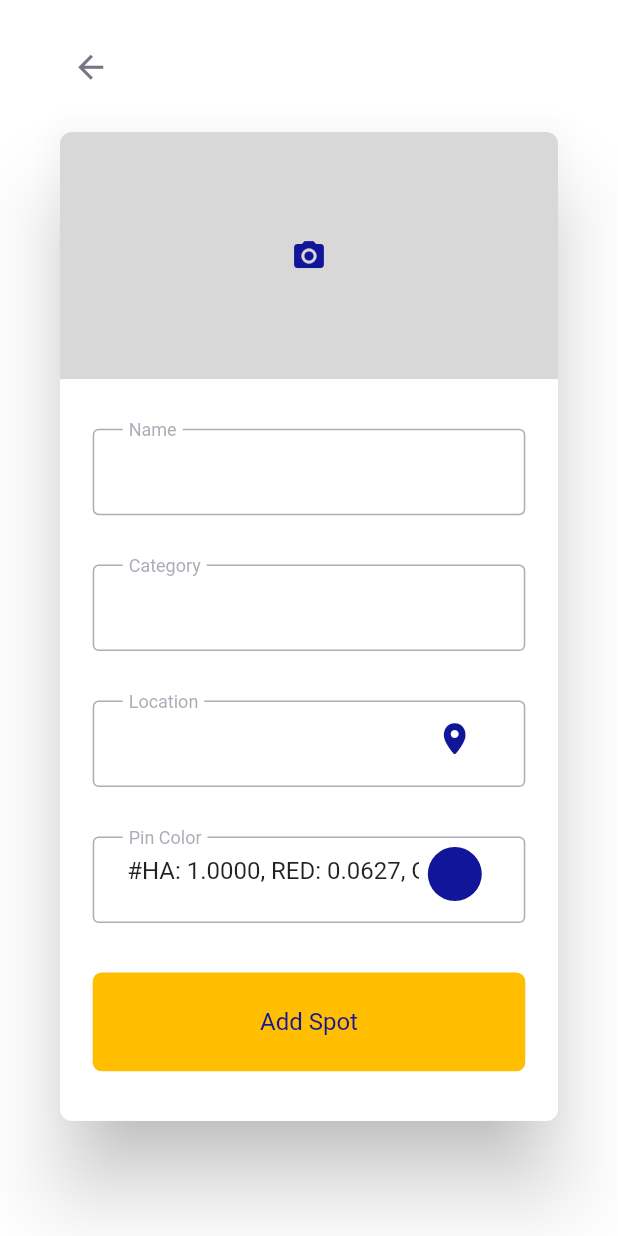
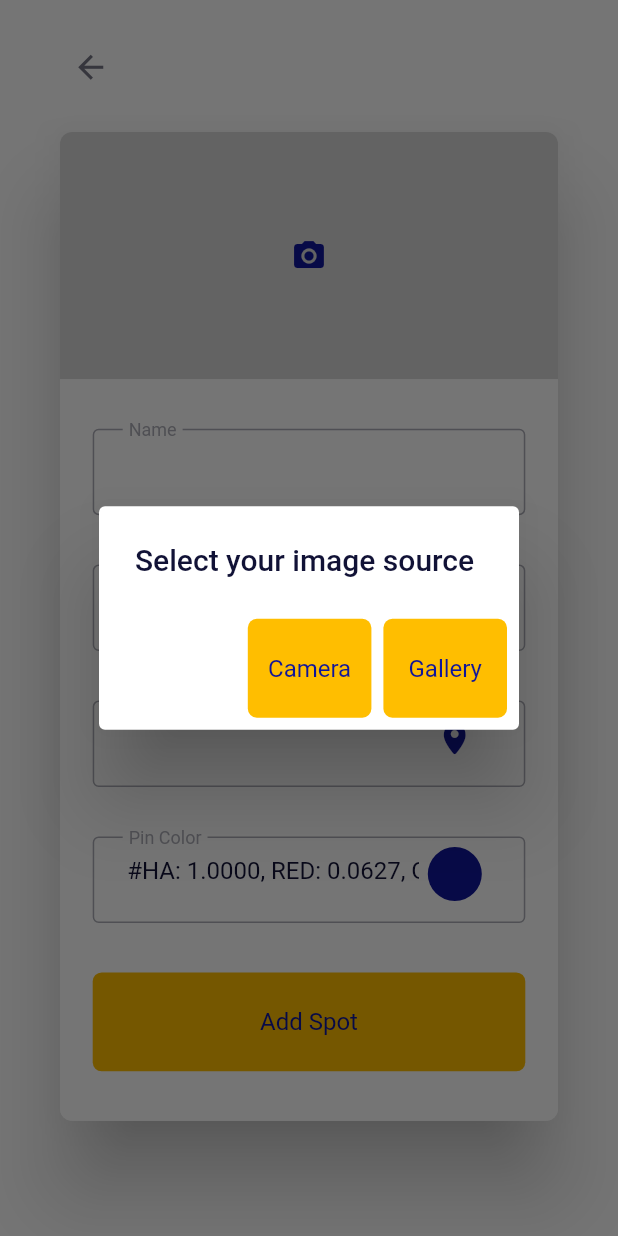
Before and after one commit to thassio-vinicius/snowman_challenge, a Flutter app: the NewSpotModal screen opened directly, after a tap on the "camera alt" icon, on a phone screen of 412 x 824 dp. Run offline on Flutter 3.47's test engine with Material 2 defaults, Android fonts, the phone set to English and light mode, and no system bars; our stand-ins replace cloud_firestore, flutter_colorpicker, geolocator, google_maps_flutter, image_picker; accounts and stored records are empty; Roboto replaces fonts that are missing (Nunito Bold, Nunito ExtraBold).

```diff
--- a/lib/features/add_marker/components/addmarker_button.dart
+++ b/lib/features/add_marker/components/custom_button.dart
@@ -2,18 +2,26 @@ import 'package:flutter/material.dart';
 import 'package:snowmanchallenge/utils/custom_fonts.dart';
 import 'package:snowmanchallenge/utils/hexcolor.dart';
 
-class NewMarkerButton extends StatelessWidget {
-  const NewMarkerButton({@required this.onTap});
+class CustomButton extends StatelessWidget {
+  const CustomButton({
+    @required this.onTap,
+    @required this.label,
+    @required this.percentageWidth,
+    this.percentageHeight = 0.08,
+  });
 
   final VoidCallback onTap;
+  final double percentageHeight;
+  final double percentageWidth;
+  final String label;
 
   @override
   Widget build(BuildContext context) {
     return InkWell(
       onTap: onTap,
       child: Container(
-        width: MediaQuery.of(context).size.width * 0.70,
-        height: MediaQuery.of(context).size.height * 0.08,
+        width: MediaQuery.of(context).size.width * percentageWidth,
+        height: MediaQuery.of(context).size.height * percentageHeight,
         decoration: BoxDecoration(
           color: HexColor('#FFBE00'),
           borderRadius: BorderRadius.all(
@@ -24,7 +32,7 @@ class NewMarkerButton extends StatelessWidget {
           child: Padding(
             padding: EdgeInsets.all(8),
             child: Text(
-              'Add Spot',
+              label,
               style: TextStyle(
                 fontFamily: CustomFonts.nunitoExtraBold,
                 color: HexColor('#10159A'),
--- /dev/null
+++ b/lib/features/add_marker/components/custom_camera.dart
@@ -0,0 +1,63 @@
+import 'dart:io';
+
+import 'package:flutter/material.dart';
+import 'package:image_picker/image_picker.dart';
+import 'package:provider/provider.dart';
+import 'package:snowmanchallenge/features/add_marker/components/custom_button.dart';
+import 'package:snowmanchallenge/providers/imagepicker_provider.dart';
+import 'package:snowmanchallenge/utils/custom_fonts.dart';
+import 'package:snowmanchallenge/utils/hexcolor.dart';
+
+class CustomCamera extends StatefulWidget {
+  @override
+  _CustomCameraState createState() => _CustomCameraState();
+}
+
+class _CustomCameraState extends State<CustomCamera> {
+  _setCurrentImage() async {
+    ImageSource source =
+        Provider.of<ImagePickerProvider>(context, listen: false).imageSource;
+
+    File image = await ImagePicker.pickImage(source: source);
+
+    Provider.of<ImagePickerProvider>(context, listen: false).setImage(image);
+  }
+
+  @override
+  Widget build(BuildContext context) {
+    return AlertDialog(
+      title: Text(
+        'Select your image source',
+        style: TextStyle(
+          fontFamily: CustomFonts.nunitoBold,
+          fontSize: 20,
+          color: HexColor('#111236'),
+        ),
+      ),
+      actions: <Widget>[
+        CustomButton(
+            onTap: () async {
+              Provider.of<ImagePickerProvider>(context, listen: false)
+                  .setImageSource(ImageSource.camera);
+
+              await _setCurrentImage();
+
+              Navigator.pop(context);
+            },
+            label: 'Camera',
+            percentageWidth: 0.20),
+        CustomButton(
+            onTap: () async {
+              Provider.of<ImagePickerProvider>(context, listen: false)
+                  .setImageSource(ImageSource.gallery);
+
+              await _setCurrentImage();
+
+              Navigator.pop(context);
+            },
+            label: 'Gallery',
+            percentageWidth: 0.20),
+      ],
+    );
+  }
+}
--- a/lib/features/add_marker/components/custom_marker_textbox.dart
+++ b/lib/features/add_marker/components/custom_marker_textbox.dart
@@ -2,6 +2,7 @@ import 'package:flutter/cupertino.dart';
 import 'package:flutter/material.dart';
 import 'package:provider/provider.dart';
 import 'package:snowmanchallenge/providers/pincolor_provider.dart';
+import 'package:snowmanchallenge/utils/custom_fonts.dart';
 import 'package:snowmanchallenge/utils/hexcolor.dart';
 
 class CustomMarkerTextBox extends StatelessWidget {
@@ -46,6 +47,11 @@ class CustomMarkerTextBox extends StatelessWidget {
                         builder: (context, provider, child) => TextField(
                           controller: controller,
                           cursorColor: Colors.black,
+                          style: TextStyle(
+                            fontFamily: CustomFonts.nunitoRegular,
+                            fontSize: 16,
+                            color: HexColor('#111236'),
+                          ),
                           readOnly: isColorPicker,
                           onTap: isColorPicker ? onColorBoxTap : null,
                           onSubmitted: isLocationTextBox
@@ -65,8 +71,10 @@ class CustomMarkerTextBox extends StatelessWidget {
                                             color: provider.currentColor),
                                         width: 5,
                                         height: 5,
-                                        margin:
-                                            EdgeInsets.only(top: 6, bottom: 6),
+                                        margin: EdgeInsets.only(
+                                          top: 6,
+                                          bottom: 6,
+                                        ),
                                       )
                                     : null,
                           ),
--- a/lib/features/add_marker/newspot_modal.dart
+++ b/lib/features/add_marker/newspot_modal.dart
@@ -3,12 +3,15 @@ import 'package:flutter/material.dart';
 import 'package:geolocator/geolocator.dart';
 import 'package:google_maps_flutter/google_maps_flutter.dart';
 import 'package:provider/provider.dart';
-import 'package:snowmanchallenge/features/add_marker/components/addmarker_button.dart';
 import 'package:snowmanchallenge/features/add_marker/components/custom_backbutton.dart';
+import 'package:snowmanchallenge/features/add_marker/components/custom_button.dart';
+import 'package:snowmanchallenge/features/add_marker/components/custom_camera.dart';
 import 'package:snowmanchallenge/features/add_marker/components/custom_colorpicker.dart';
 import 'package:snowmanchallenge/features/add_marker/components/custom_marker_textbox.dart';
 import 'package:snowmanchallenge/marker_modal.dart';
 import 'package:snowmanchallenge/models/tourist_spot.dart';
+import 'package:snowmanchallenge/providers/firestore_provider.dart';
+import 'package:snowmanchallenge/providers/imagepicker_provider.dart';
 import 'package:snowmanchallenge/providers/markers_provider.dart';
 import 'package:snowmanchallenge/providers/pincolor_provider.dart';
 import 'package:snowmanchallenge/utils/hexcolor.dart';
@@ -27,6 +30,7 @@ class _NewSpotModalState extends State<NewSpotModal> {
   TextEditingController _nameController = TextEditingController();
   TextEditingController _locationController = TextEditingController();
   TextEditingController _pinController;
+  //Firestore _db = Firestore.instance;
 
   @override
   void didChangeDependencies() {
@@ -69,13 +73,25 @@ class _NewSpotModalState extends State<NewSpotModal> {
                   ),
                   width: MediaQuery.of(context).size.width * 0.90,
                   height: MediaQuery.of(context).size.height * 0.20,
-                  child: Center(
-                      child: IconButton(
+                  child: Consumer<ImagePickerProvider>(
+                      builder: (context, provider, child) {
+                    if (provider.image == null) {
+                      return Center(
+                        child: IconButton(
                           icon: Icon(
                             Icons.camera_alt,
                             color: HexColor('#10159A'),
                           ),
-                          onPressed: () {})),
+                          onPressed: () async => await showDialog(
+                            context: context,
+                            builder: (context) => CustomCamera(),
+                          ),
+                        ),
+                      );
+                    } else {
+                      return Image(image: FileImage(provider.image));
+                    }
+                  }),
                 ),
                 content: Container(
                   decoration: BoxDecoration(
@@ -106,7 +122,11 @@ class _NewSpotModalState extends State<NewSpotModal> {
                         onColorBoxTap: () => _colorPicker(),
                         isColorPicker: true,
                       ),
-                      NewMarkerButton(onTap: () => _addMarker())
+                      CustomButton(
+                        onTap: () => _addMarker(),
+                        percentageWidth: 0.70,
+                        label: 'Add Spot',
+                      )
                     ],
                   ),
                 ),
@@ -150,15 +170,17 @@ class _NewSpotModalState extends State<NewSpotModal> {
     LatLng latLng = LatLng(
         position.first.position.latitude, position.first.position.longitude);
 
+    //Marker marker;
+
     TouristSpot newSpot = TouristSpot(
       title: _nameController.text,
       location: _locationController.text,
+      //associatedMarker: Marker(),
       rating: 0,
       isFavorite: false,
-      mainPicture: '',
+      //mainPicture: Provider.of<ImagePickerProvider>(context, listen: false).image.path,
       category: _categoriesController.text,
-      pinColor:
-          Provider.of<PinColorProvider>(context, listen: false).currentColor,
+      //pinColor: Provider.of<PinColorProvider>(context, listen: false).currentColor,
     );
 
     Marker marker = Marker(
@@ -175,6 +197,9 @@ class _NewSpotModalState extends State<NewSpotModal> {
       ),
     );
 
+    //Provider.of<FireStoreProvider>(context, listen: false).addSpot(newSpot.copyWith(associatedMarker: marker).toJson());
+    Provider.of<FireStoreProvider>(context, listen: false).addMarker(marker);
+
     Provider.of<MarkersProvider>(context, listen: false).addNewMarker(marker);
 
     Navigator.pop(context);
--- a/lib/main.dart
+++ b/lib/main.dart
@@ -1,18 +1,22 @@
 import 'package:flutter/material.dart';
 import 'package:provider/provider.dart';
 import 'package:snowmanchallenge/models/tab.dart';
+import 'package:snowmanchallenge/providers/firestore_provider.dart';
+import 'package:snowmanchallenge/providers/imagepicker_provider.dart';
+import 'package:snowmanchallenge/providers/markers_provider.dart';
 import 'package:snowmanchallenge/providers/pincolor_provider.dart';
 import 'package:snowmanchallenge/tabs/account_tab.dart';
 import 'package:snowmanchallenge/tabs/favorites_tab.dart';
 import 'package:snowmanchallenge/tabs/map_tab.dart';
 import 'package:snowmanchallenge/utils/hexcolor.dart';
-import 'package:snowmanchallenge/providers/markers_provider.dart';
 
 void main() {
   runApp(MultiProvider(
     providers: [
       ChangeNotifierProvider(create: (_) => MarkersProvider()),
       ChangeNotifierProvider(create: (_) => PinColorProvider()),
+      ChangeNotifierProvider(create: (_) => ImagePickerProvider()),
+      ChangeNotifierProvider(create: (_) => FireStoreProvider()),
     ],
     child: MaterialApp(
       home: Home(),
--- /dev/null
+++ b/lib/models/comment.dart
@@ -0,0 +1,22 @@
+import 'package:flutter/material.dart';
+
+class Comment {
+  const Comment({@required this.comment, @required this.rating});
+
+  final String comment;
+  final double rating;
+
+  Comment copyWith({String comment, double rating}) => Comment(
+        comment: comment ?? this.comment,
+        rating: rating ?? this.rating,
+      );
+
+  Comment.fromJson(Map<String, dynamic> json)
+      : comment = json['comment'],
+        rating = json['rating'];
+
+  Map<String, dynamic> toJson() => {
+        'comment': comment,
+        'rating': rating,
+      };
+}
--- a/lib/models/tourist_spot.dart
+++ b/lib/models/tourist_spot.dart
@@ -1,9 +1,14 @@
 import 'package:flutter/material.dart';
+import 'package:google_maps_flutter/google_maps_flutter.dart';
+import 'package:snowmanchallenge/models/comment.dart';
 
 class TouristSpot {
   const TouristSpot({
     @required this.title,
     @required this.location,
+    this.associatedMarker,
+    this.description,
+    this.comments,
     this.category,
     this.pinColor,
     this.rating,
@@ -15,6 +20,9 @@ class TouristSpot {
   final String location;
   final String mainPicture;
   final String category;
+  final String description;
+  final List<Comment> comments;
+  final Marker associatedMarker;
   final Color pinColor;
   final double rating;
   final bool isFavorite;
@@ -24,6 +32,9 @@ class TouristSpot {
     String location,
     String mainPicture,
     String category,
+    String description,
+    Marker associatedMarker,
+    List<Comment> comments,
     Color pinColor,
     double rating,
     bool isFavorite,
@@ -32,10 +43,47 @@ class TouristSpot {
       title: title ?? this.title,
       location: location ?? this.location,
       mainPicture: mainPicture ?? this.mainPicture,
+      description: description ?? this.description,
+      comments: comments ?? this.comments,
+      associatedMarker: associatedMarker ?? this.associatedMarker,
       category: category ?? this.category,
       pinColor: pinColor ?? this.pinColor,
       rating: rating ?? this.rating,
       isFavorite: isFavorite ?? this.isFavorite,
     );
   }
+
+  factory TouristSpot.fromJson(Map<String, dynamic> json) {
+    List<Comment> commentList = [];
+
+    if (json['comments'] != null) {
+      var list = json['comments'] as List;
+      commentList = list.map((e) => Comment.fromJson(e)).toList();
+    }
+
+    return TouristSpot(
+      title: json['title'],
+      location: json['location'],
+      associatedMarker: json['associatedMarker'],
+      comments: commentList,
+      category: json['category'],
+      pinColor: json['pinColor'],
+      rating: json['rating'],
+      mainPicture: json['mainPicture'],
+      isFavorite: json['isFavorite'],
+    );
+  }
+
+  Map<String, dynamic> toJson() => {
+        'title': this.title,
+        'location': this.location,
+        'category': this.category,
+        'associatedMarker': this.associatedMarker,
+        'comments': this.comments,
+        'description': this.description,
+        'pinColor': this.pinColor,
+        'rating': this.rating,
+        'mainPicture': this.mainPicture,
+        'isFavorite': this.isFavorite,
+      };
 }
--- /dev/null
+++ b/lib/providers/firestore_provider.dart
@@ -0,0 +1,30 @@
+import 'package:cloud_firestore/cloud_firestore.dart';
+import 'package:flutter/cupertino.dart';
+import 'package:google_maps_flutter/google_maps_flutter.dart';
+
+class FireStoreProvider extends ChangeNotifier {
+  Firestore _database = Firestore.instance;
+  Map<String, dynamic> _markers = <String, dynamic>{};
+
+  Map<String, dynamic> get markers => _markers;
+  Firestore get database => _database;
+
+  void addSpot(Map<String, dynamic> spot) {
+    _database.collection('spots').add(spot);
+
+    notifyListeners();
+  }
+
+  void removeSpot(String path) {
+    _database.collection('spots').document(path).delete();
+
+    notifyListeners();
+  }
+
+  void addMarker(Marker marker) {
+    _markers[marker.markerId.value] = marker;
+    _database.collection('markers').add(markers);
+
+    notifyListeners();
+  }
+}
--- /dev/null
+++ b/lib/providers/imagepicker_provider.dart
@@ -0,0 +1,24 @@
+import 'dart:io';
+
+import 'package:flutter/cupertino.dart';
+import 'package:image_picker/image_picker.dart';
+
+class ImagePickerProvider extends ChangeNotifier {
+  File _image;
+  ImageSource _imageSource;
+
+  File get image => _image;
+  ImageSource get imageSource => _imageSource;
+
+  void setImageSource(ImageSource source) {
+    _imageSource = source;
+
+    notifyListeners();
+  }
+
+  void setImage(File image) {
+    _image = image;
+
+    notifyListeners();
+  }
+}
```
Also changed, not shown: lib/custom_progress_indicator.dart (added, +14 -0 lines), lib/features/add_marker/components/custom_colorpicker.dart (+4 -26 lines), lib/tabs/map_tab.dart (+84 -7 lines), pubspec.yaml (+11 -1 lines), 5 other files.
